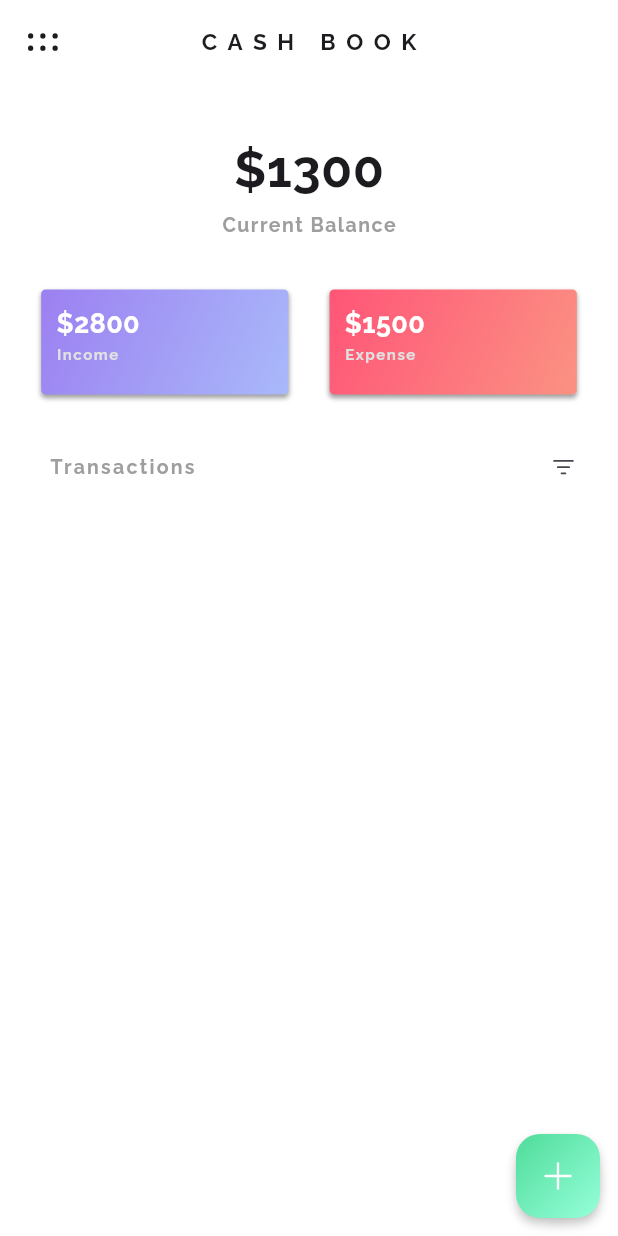
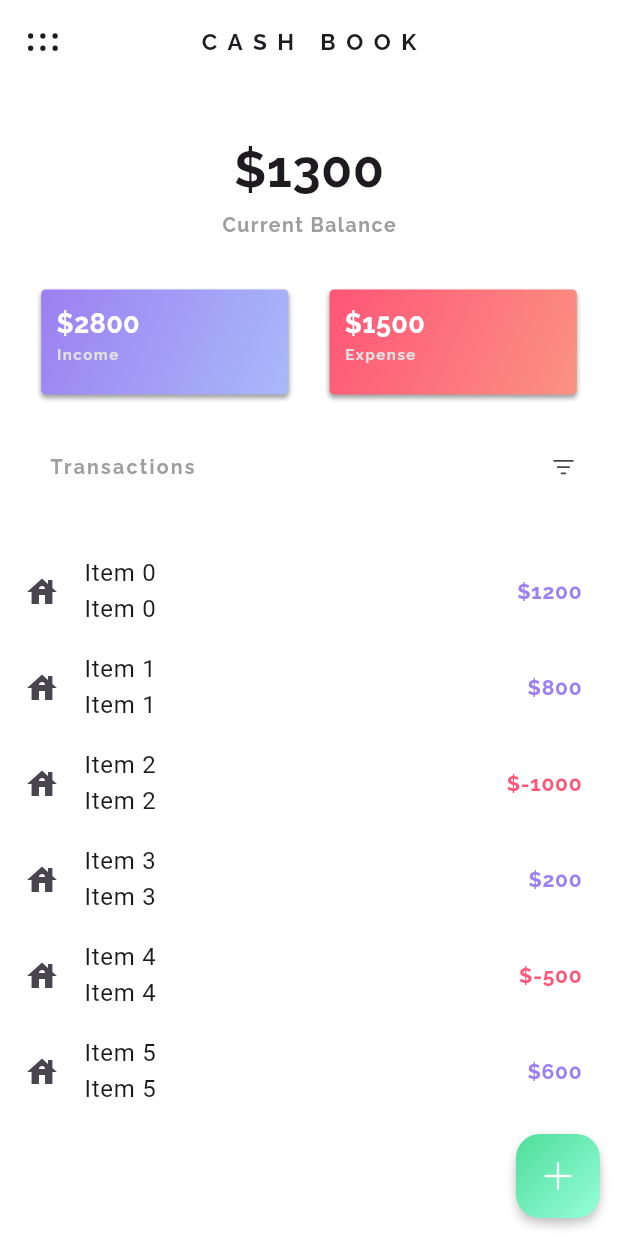
Before and after one commit to itsAliTahir/Expense-Tracker, a Flutter app: the screen it shows after launch, on a phone screen of 412 x 824 dp. Run offline on Flutter 3.47's test engine with Material 3 defaults, Android fonts, the phone set to English and light mode, and no system bars; drawn by our look-alikes of animated_flip_counter; our stand-ins replace delayed_display, fluentui_system_icons.

Commit message:
basic list design made

```diff
--- a/lib/provider/transaction_data_provider.dart
+++ b/lib/provider/transaction_data_provider.dart
@@ -1,5 +1,6 @@
-import 'package:cash_book_expense_tracker/provider/models/transaction_model.dart';
 import 'package:flutter/material.dart';
+
+import 'models/transaction_model.dart';
 
 class TransactionDataProvider with ChangeNotifier {
   final List<Transaction> _myExpensesList = [
--- a/lib/screens/home_screen/appbar.dart
+++ b/lib/screens/home_screen/appbar.dart
@@ -12,6 +12,7 @@ class _MyAppBarState extends State<MyAppBar> {
   @override
   Widget build(BuildContext context) {
     return AppBar(
+      scrolledUnderElevation: 0,
       leading: IconButton(
         icon: Icon(
           FluentIcons.re_order_dots_horizontal_24_regular,
--- a/lib/screens/home_screen/current_balance.dart
+++ b/lib/screens/home_screen/current_balance.dart
@@ -1,8 +1,8 @@
-import 'package:cash_book_expense_tracker/provider/transaction_data_provider.dart';
-import 'package:cash_book_expense_tracker/provider/themes_data.dart';
 import 'package:flutter/material.dart';
 import 'package:animated_flip_counter/animated_flip_counter.dart';
 import 'package:provider/provider.dart';
+
+import '../../provider/transaction_data_provider.dart';
 
 class MyCurrentBalance extends StatefulWidget {
   const MyCurrentBalance({super.key});
--- a/lib/screens/home_screen/home_screen_body.dart
+++ b/lib/screens/home_screen/home_screen_body.dart
@@ -1,16 +1,17 @@
-import 'package:cash_book_expense_tracker/screens/home_screen/appbar.dart';
-import 'package:cash_book_expense_tracker/screens/home_screen/current_balance.dart';
-import 'package:cash_book_expense_tracker/screens/home_screen/floatingactionbutton.dart';
-import 'package:cash_book_expense_tracker/screens/home_screen/income_expenses.dart';
-import 'package:cash_book_expense_tracker/screens/home_screen/select_filter.dart';
 import 'package:flutter/material.dart';
+import 'appbar.dart';
+import 'current_balance.dart';
+import 'floatingactionbutton.dart';
+import 'income_expenses.dart';
+import 'select_filter.dart';
+import 'transactions_list.dart';
 
 class MyHomeScreenBody extends StatelessWidget {
   const MyHomeScreenBody({super.key});
 
   @override
   Widget build(BuildContext context) {
-    return Scaffold(
+    return const Scaffold(
       appBar: PreferredSize(
         preferredSize: Size.fromHeight(56.0),
         child: MyAppBar(),
@@ -20,6 +21,7 @@ class MyHomeScreenBody extends StatelessWidget {
         MyCurrentBalance(),
         MyIncomeExpenses(),
         MySelectType(),
+        MyTransactionsList(),
       ]),
       floatingActionButtonLocation: FloatingActionButtonLocation.miniEndFloat,
       floatingActionButton: MyFloatingActionButton(),
--- a/lib/screens/home_screen/income_expenses.dart
+++ b/lib/screens/home_screen/income_expenses.dart
@@ -1,7 +1,8 @@
-import 'package:cash_book_expense_tracker/provider/transaction_data_provider.dart';
-import 'package:cash_book_expense_tracker/widgets/gradient_box.dart';
 import 'package:flutter/material.dart';
 import 'package:provider/provider.dart';
+
+import '../../provider/transaction_data_provider.dart';
+import '../../widgets/gradient_box.dart';
 
 class MyIncomeExpenses extends StatelessWidget {
   const MyIncomeExpenses({super.key});
--- a/lib/screens/home_screen/select_filter.dart
+++ b/lib/screens/home_screen/select_filter.dart
@@ -19,7 +19,7 @@ class _MySelectTypeState extends State<MySelectType> {
 
     return AnimatedContainer(
       duration: const Duration(milliseconds: 200),
-      height: show ? 95 : 40,
+      height: show ? 95 : 50,
       margin: EdgeInsets.symmetric(vertical: screenHeight * 0.03),
       child: Stack(
         children: [
@@ -72,6 +72,7 @@ class _MySelectTypeState extends State<MySelectType> {
                     const SizedBox(width: 20),
                     for (int i = 0; i < 10; i++)
                       DelayedDisplay(
+                        delay: const Duration(milliseconds: 200),
                         slidingBeginOffset: Offset((i + 1) * 1, 0),
                         child: Container(
                           padding: const EdgeInsets.symmetric(
--- a/lib/screens/home_screen/transactions_list.dart
+++ b/lib/screens/home_screen/transactions_list.dart
@@ -9,10 +9,32 @@ class MyTransactionsList extends StatelessWidget {
   Widget build(BuildContext context) {
     final itemsList =
         Provider.of<TransactionDataProvider>(context, listen: false).allitems;
-    return SingleChildScrollView(
+    return Expanded(
       child: ListView.builder(
+        padding: const EdgeInsets.only(top: 0, left: 0, right: 0, bottom: 60),
         itemCount: itemsList.length,
-        itemBuilder: (context, index) => Container(),
+        itemBuilder: (BuildContext context, int index) {
+          return ListTile(
+            leading: Icon(Icons.house),
+            title: Column(
+              crossAxisAlignment: CrossAxisAlignment.start,
+              children: [
+                Text('Item $index'),
+                Text('Item $index'),
+              ],
+            ),
+            trailing: Text(
+              "\$${itemsList[index].amount.toString()}",
+              style: TextStyle(
+                  fontSize: 14,
+                  fontFamily: "Raleway",
+                  fontWeight: FontWeight.bold,
+                  color: itemsList[index].amount >= 0
+                      ? Color.fromARGB(255, 156, 128, 241)
+                      : Color.fromARGB(255, 255, 85, 119)),
+            ),
+          );
+        },
       ),
     );
   }
```
Also changed, not shown: lib/main.dart (+4 -3 lines).
